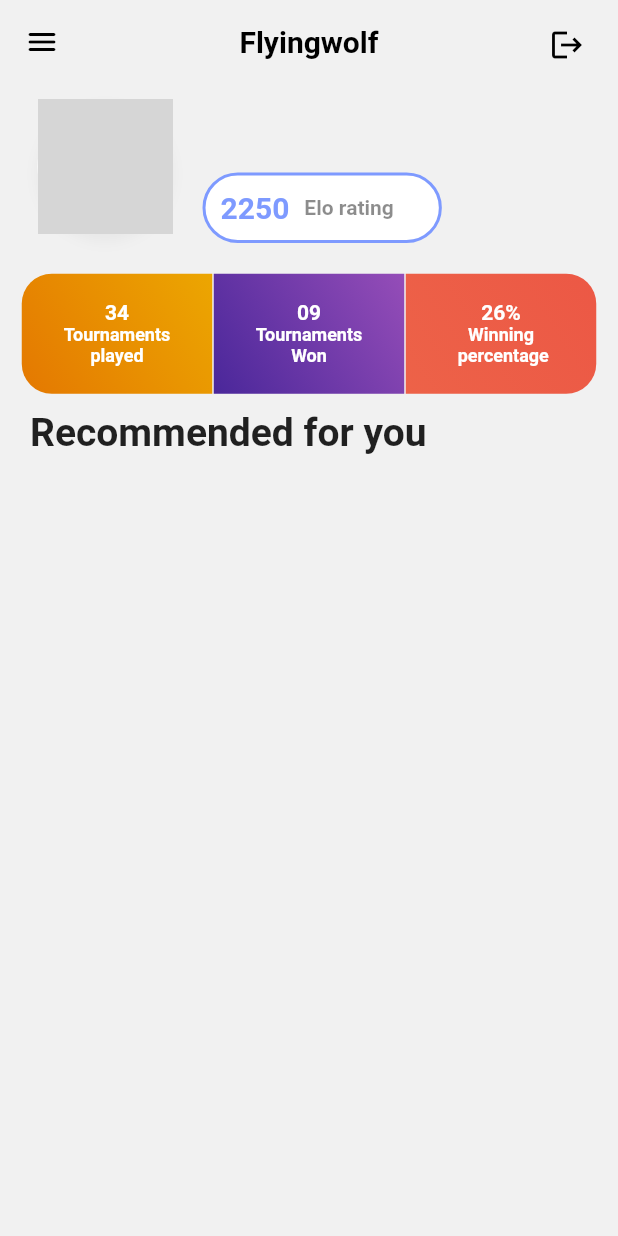
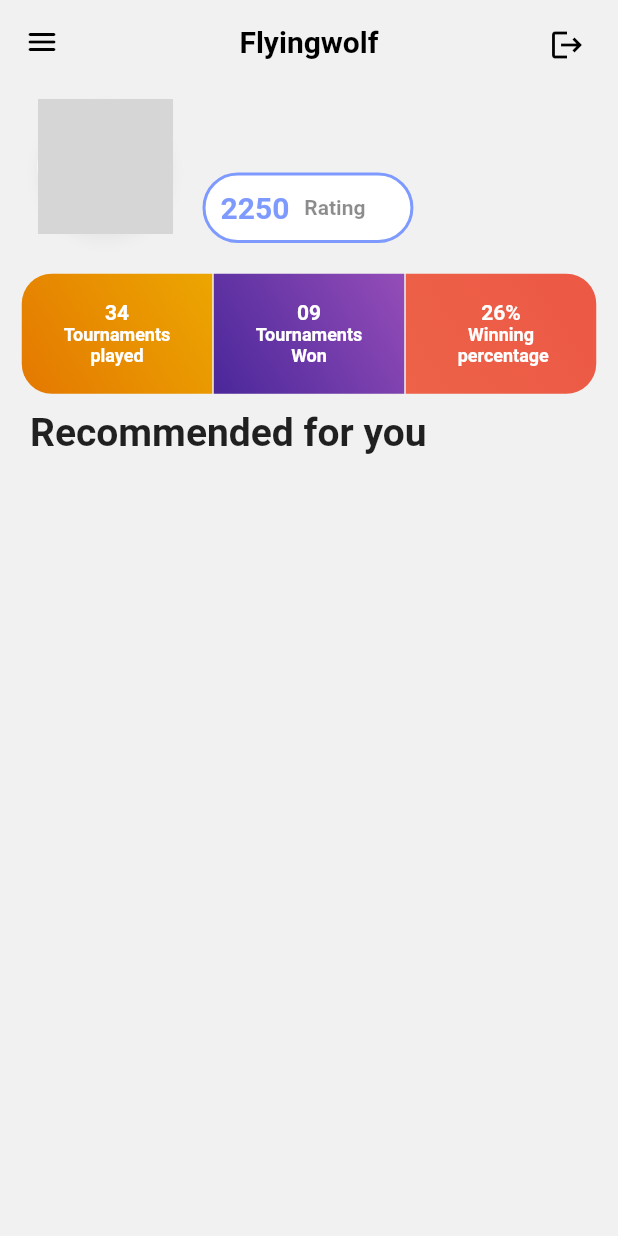
Before and after one commit to bhupeshsen/bluestack_task, a Flutter app: the Dashboard screen opened by its route, on a phone screen of 412 x 824 dp. Run offline on Flutter 3.47's test engine with Material 2 defaults, Android fonts, the phone set to English and light mode, and no system bars; our stand-ins replace dio, get, get_storage, google_fonts, shared_preferences; missing offline and left inert: dart:ffi; accounts and stored records are empty; network calls fail; grey boxes are pictures that could not be loaded.

```diff
--- a/lib/langs/en.dart
+++ b/lib/langs/en.dart
@@ -8,5 +8,5 @@ const Map<String, String> en = {
   'maxPassError':'The maximum  password length is ten characters',
   'tournamentsPlayed':'Tournaments\nplayed',
   'tournamentsWon':'Tournaments\nWon',
-  'tournamentsPercentage':'Winning \n percentage'
+  'tournamentsPercentage':'Winning \n percentage',
 };
--- a/lib/langs/ja.dart
+++ b/lib/langs/ja.dart
@@ -9,4 +9,5 @@ const Map<String, String> ja = {
   'tournamentsPlayed':'トーナメント \nプレイした',
   'tournamentsWon':'トーナメント \n勝った',
   'tournamentsPercentage':'勝つ \nパーセンテージ'
+
 };
--- a/lib/view/dashboard.dart
+++ b/lib/view/dashboard.dart
@@ -131,7 +131,7 @@ class Dashboard extends StatelessWidget {
                             width: 10,
                           ),
                           Text(
-                            'Elo rating',
+                            'Rating',
                             style: TextStyle(
                                 color: Colors.black45,
                                 fontWeight: FontWeight.bold,
```
